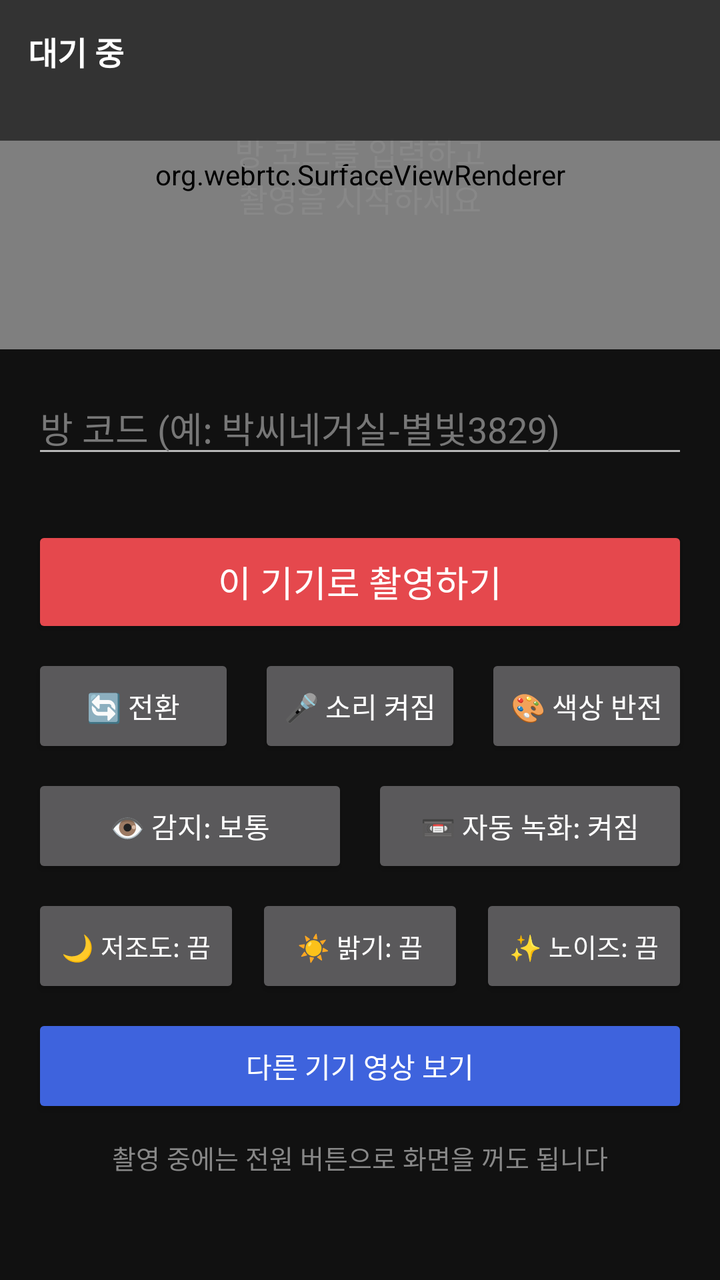
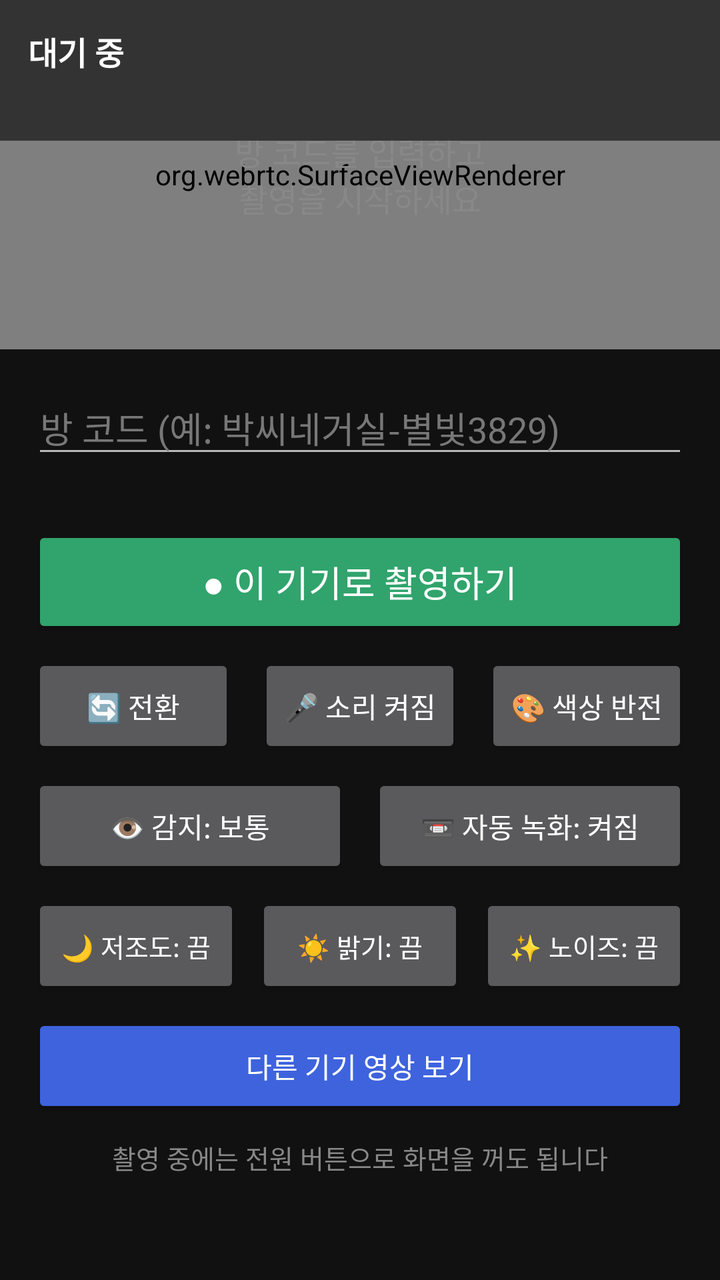

Compare the two renders of this Android layout. The source of the first and the diff that turns it into the second are given below.
<!-- AndroidManifest.xml: application theme Theme.BakCTV -->
<!-- res/layout/activity_main.xml -->
<?xml version="1.0" encoding="utf-8"?>
<LinearLayout xmlns:android="http://schemas.android.com/apk/res/android"
    android:layout_width="match_parent"
    android:layout_height="match_parent"
    android:orientation="vertical"
    android:background="#111111">

    
    <FrameLayout
        android:layout_width="match_parent"
        android:layout_height="0dp"
        android:layout_weight="1"
        android:background="#000000">

        <org.webrtc.SurfaceViewRenderer
            android:id="@+id/preview"
            android:layout_width="match_parent"
            android:layout_height="match_parent" />

        <TextView
            android:id="@+id/placeholder"
            android:layout_width="match_parent"
            android:layout_height="match_parent"
            android:gravity="center"
            android:padding="24dp"
            android:text="방 코드를 입력하고\n촬영을 시작하세요"
            android:textColor="#888888"
            android:textSize="16sp" />

        <LinearLayout
            android:layout_width="match_parent"
            android:layout_height="wrap_content"
            android:orientation="vertical"
            android:padding="14dp"
            android:background="#99000000">

            <TextView
                android:id="@+id/status"
                android:layout_width="wrap_content"
                android:layout_height="wrap_content"
                android:text="대기 중"
                android:textColor="#FFFFFF"
                android:textSize="16sp"
                android:textStyle="bold" />

            <TextView
                android:id="@+id/detail"
                android:layout_width="wrap_content"
                android:layout_height="wrap_content"
                android:textColor="#CCCCCC"
                android:textSize="14sp" />
        </LinearLayout>

        <TextView
            android:id="@+id/talkBadge"
            android:layout_width="wrap_content"
            android:layout_height="wrap_content"
            android:layout_gravity="bottom|center_horizontal"
            android:layout_marginBottom="16dp"
            android:background="#E630A46C"
            android:paddingStart="18dp"
            android:paddingEnd="18dp"
            android:paddingTop="10dp"
            android:paddingBottom="10dp"
            android:text="🔊 가족이 말하는 중"
            android:textColor="#FFFFFF"
            android:textSize="16sp"
            android:textStyle="bold"
            android:visibility="gone" />
    </FrameLayout>

    
    <LinearLayout
        android:layout_width="match_parent"
        android:layout_height="wrap_content"
        android:orientation="vertical"
        android:padding="16dp">

        <EditText
            android:id="@+id/code"
            android:layout_width="match_parent"
            android:layout_height="wrap_content"
            android:hint="방 코드 (예: 박씨네거실-별빛3829)"
            android:inputType="text"
            android:maxLines="1"
            android:textColor="#FFFFFF"
            android:textColorHint="#777777"
            android:textSize="18sp" />

        <TextView
            android:id="@+id/codeCheck"
            android:layout_width="match_parent"
            android:layout_height="wrap_content"
            android:layout_marginBottom="10dp"
            android:textSize="14sp" />

        <Button
            android:id="@+id/startStop"
            android:layout_width="match_parent"
            android:layout_height="56dp"
            android:backgroundTint="#E5484D"
            android:text="이 기기로 촬영하기"
            android:textColor="#FFFFFF"
            android:textSize="18sp" />

        <LinearLayout
            android:layout_width="match_parent"
            android:layout_height="wrap_content"
            android:layout_marginTop="8dp"
            android:orientation="horizontal">

            <Button
                android:id="@+id/flip"
                android:layout_width="0dp"
                android:layout_height="52dp"
                android:layout_weight="1"
                android:layout_marginEnd="6dp"
                android:text="🔄 전환" />

            <Button
                android:id="@+id/mic"
                android:layout_width="0dp"
                android:layout_height="52dp"
                android:layout_weight="1"
                android:layout_marginStart="6dp"
                android:layout_marginEnd="6dp"
                android:text="🎤 소리 켜짐" />

            <Button
                android:id="@+id/invert"
                android:layout_width="0dp"
                android:layout_height="52dp"
                android:layout_weight="1"
                android:layout_marginStart="6dp"
                android:text="🎨 색상 반전" />
        </LinearLayout>

        <LinearLayout
            android:layout_width="match_parent"
            android:layout_height="wrap_content"
            android:layout_marginTop="8dp"
            android:orientation="horizontal">

            <Button
                android:id="@+id/motion"
                android:layout_width="0dp"
                android:layout_height="52dp"
                android:layout_weight="1"
                android:layout_marginEnd="6dp"
                android:text="👁 감지: 보통" />

            <Button
                android:id="@+id/record"
                android:layout_width="0dp"
                android:layout_height="52dp"
                android:layout_weight="1"
                android:layout_marginStart="6dp"
                android:text="📼 자동 녹화: 켜짐" />
        </LinearLayout>

        <LinearLayout
            android:layout_width="match_parent"
            android:layout_height="wrap_content"
            android:layout_marginTop="8dp"
            android:orientation="horizontal">

            <Button
                android:id="@+id/lowLight"
                android:layout_width="0dp"
                android:layout_height="52dp"
                android:layout_weight="1"
                android:layout_marginEnd="4dp"
                android:textSize="13sp"
                android:text="🌙 저조도: 끔" />

            <Button
                android:id="@+id/boost"
                android:layout_width="0dp"
                android:layout_height="52dp"
                android:layout_weight="1"
                android:layout_marginStart="4dp"
                android:layout_marginEnd="4dp"
                android:textSize="13sp"
                android:text="☀ 밝기: 끔" />

            <Button
                android:id="@+id/denoise"
                android:layout_width="0dp"
                android:layout_height="52dp"
                android:layout_weight="1"
                android:layout_marginStart="4dp"
                android:textSize="13sp"
                android:text="✨ 노이즈: 끔" />
        </LinearLayout>

        <Button
            android:id="@+id/openWeb"
            android:layout_width="match_parent"
            android:layout_height="52dp"
            android:layout_marginTop="8dp"
            android:backgroundTint="#3E63DD"
            android:text="다른 기기 영상 보기"
            android:textColor="#FFFFFF" />

        <TextView
            android:layout_width="match_parent"
            android:layout_height="wrap_content"
            android:layout_marginTop="10dp"
            android:gravity="center"
            android:text="촬영 중에는 전원 버튼으로 화면을 꺼도 됩니다"
            android:textColor="#888888"
            android:textSize="13sp" />

        <TextView
            android:id="@+id/versionInfo"
            android:layout_width="match_parent"
            android:layout_height="wrap_content"
            android:layout_marginTop="6dp"
            android:gravity="center"
            android:padding="6dp"
            android:textColor="#6E8BFF"
            android:textSize="13sp" />
    </LinearLayout>
</LinearLayout>
<!-- resources referenced by this layout -->
<resources>
  <style name="Theme.BakCTV" parent="android:Theme.Material.NoActionBar">
          <item name="android:windowBackground">#111111</item>
          <item name="android:statusBarColor">#111111</item>
          <item name="android:navigationBarColor">#111111</item>
      </style>
</resources>

<!-- the commit's change to res/layout/activity_main.xml (unified diff, before → after) -->
@@ -98,8 +98,8 @@
             android:id="@+id/startStop"
             android:layout_width="match_parent"
             android:layout_height="56dp"
-            android:backgroundTint="#E5484D"
-            android:text="이 기기로 촬영하기"
+            android:backgroundTint="#30A46C"
+            android:text="● 이 기기로 촬영하기"
             android:textColor="#FFFFFF"
             android:textSize="18sp" />
 
